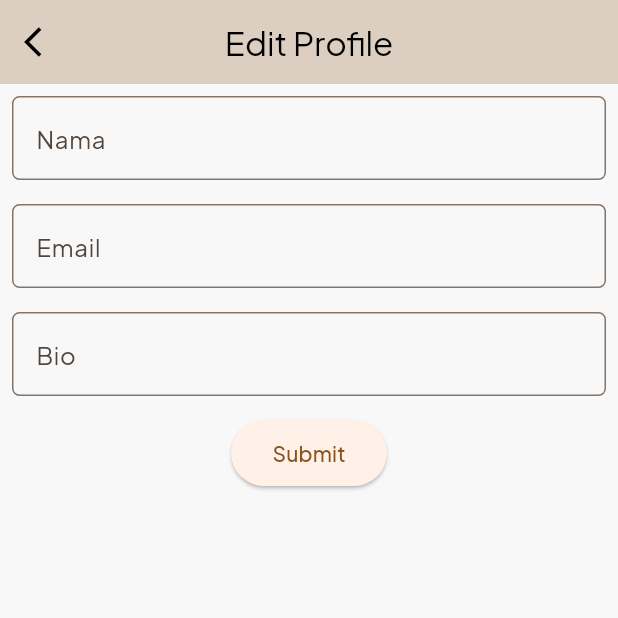
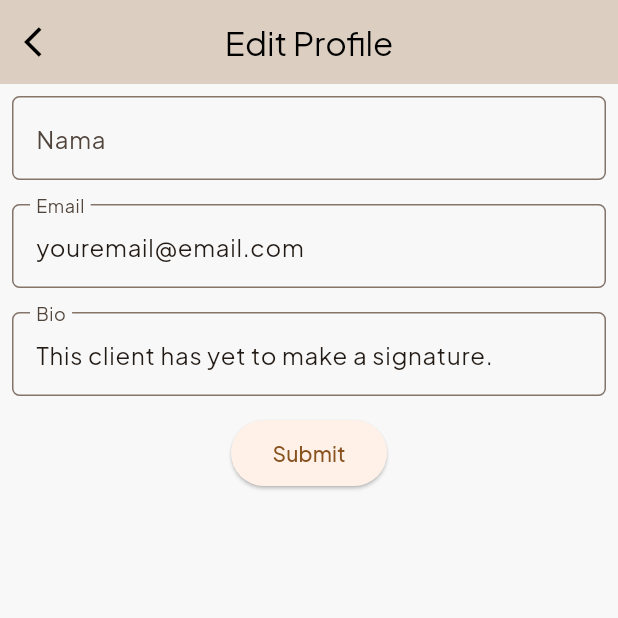
Before and after one commit to D09-PBP2023/bookpals_mobile, a Flutter app: the ProfilePage screen opened directly, after a tap on "Edit", on a phone screen of 412 x 824 dp, the top half of it. Run offline on Flutter 3.47's test engine with Material 2 defaults, Android fonts, the phone set to English and light mode, and no system bars; our stand-ins replace flutter_rating_bar, image_cropper, image_picker, lazy_load_scrollview, shared_preferences; accounts and stored records are empty; network calls fail.

Commit message:
Book request (#7)
* feat: book request
* enhancement

---------

Co-authored-by: MRadhityaUtomo <radhityautomo26@gmail.com>
Co-authored-by: eilalleinat <eilalleinat@gmail.com>
Co-authored-by: ArvinCS <arvinciu86@yahoo.com>
Co-authored-by: Muhammad Radhitya Utomo <124948533+MRadhityaUtomo@users.noreply.github.com>
Co-authored-by: Arvin <36118285+ArvinCS@users.noreply.github.com>

```diff
--- /dev/null
+++ b/devtools_options.yaml
@@ -0,0 +1 @@
+extensions:
--- a/lib/core/bases/models/profile.dart
+++ b/lib/core/bases/models/profile.dart
@@ -47,6 +47,7 @@ class FieldsProfile {
   int favoriteBook2;
   int favoriteBook3;
   List<int> bookmarkedbooks;
+  bool isAdmin;
 
   FieldsProfile({
     required this.user,
@@ -59,6 +60,7 @@ class FieldsProfile {
     required this.favoriteBook2,
     required this.favoriteBook3,
     required this.bookmarkedbooks,
+    required this.isAdmin,
   });
 
   factory FieldsProfile.fromJson(Map<String, dynamic> json) {
@@ -74,6 +76,7 @@ class FieldsProfile {
       favoriteBook2: json["favoriteBook2"] ?? -1,
       favoriteBook3: json["favoriteBook3"] ?? -1,
       bookmarkedbooks: List<int>.from(json["bookmarkedbooks"] ?? []),
+      isAdmin: json["isAdmin"] ?? false,
     );
   }
 
@@ -88,5 +91,6 @@ class FieldsProfile {
         "favoriteBook2": favoriteBook2,
         "favoriteBook3": favoriteBook3,
         "bookmarkedbooks": List<dynamic>.from(bookmarkedbooks.map((x) => x)),
+        "isAdmin": isAdmin,
       };
 }
--- a/lib/core/bases/providers/profile_provider.dart
+++ b/lib/core/bases/providers/profile_provider.dart
@@ -1,4 +1,5 @@
 import 'package:flutter/material.dart';
+
 import '../../../services/api.dart';
 import '../../environments/endpoints.dart';
 import '../models/book.dart';
@@ -19,6 +20,7 @@ class ProfileProvider with ChangeNotifier {
         favoriteBook2: -1,
         favoriteBook3: -1,
         bookmarkedbooks: [],
+        isAdmin: false,
       ));
 
   UserProfile get userProfile => _userProfile;
--- a/lib/core/environments/endpoints.dart
+++ b/lib/core/environments/endpoints.dart
@@ -1,6 +1,6 @@
 class Endpoints {
-  static const baseUrl =
-      'https://bookpals-d09-tk.pbp.cs.ui.ac.id'; // Or change to 'https://bookpals-d09-tk.pbp.cs.ui.ac.id' for production
+  static const baseUrl = 'https://bookpals-d09-tk.pbp.cs.ui.ac.id';
+  // 'http://10.0.2.2:8000'; // Or change to 'https://bookpals-d09-tk.pbp.cs.ui.ac.id' for production
   static const loginUrl = '$baseUrl/login-mobile/';
   static const registerUrl = '$baseUrl/register-mobile/';
   static const logoutUrl = '$baseUrl/logout-mobile/';
@@ -14,7 +14,10 @@ class Endpoints {
   static const getAcceptedSwap = '$baseUrl/get_accepted_book_json/';
   static const getFinishedSwap = '$baseUrl/get_finished_book_json/';
   static const getProfile = '$baseUrl/profileflutter/';
+  // static const getBookRequest = '$baseUrl/request-book-mobile/';
+  static const addBookRequestUrl = '$baseUrl/request-book-mobile/';
   static String editFav(int id) => '$baseUrl/fav-mobile/$id';
+  static const getRequest = '$baseUrl/get-requested-book/';
   static String bookmarkUrl(int id) => '$baseUrl/bookmarkflutter/$id';
   static const editProfile = '$baseUrl/editprofile-mobile/';
   static String searchBooksUrl(String name) =>
--- a/lib/features/main/screens/home_page.dart
+++ b/lib/features/main/screens/home_page.dart
@@ -5,6 +5,7 @@ import '../../../core/theme/color_theme.dart';
 import '../../book-swap/screens/book_swap.dart';
 import '../../book_details/screens/bookmark_page.dart';
 import '../../profile/screens/profile_page.dart';
+import '../../request/screens/book_request.dart';
 import 'catalog_page.dart';
 
 class HomePage extends StatefulWidget {
@@ -19,6 +20,7 @@ class _HomePageState extends State<HomePage> {
   final pages = [
     const CatalogPage(),
     const BookSwap(),
+    const BookRequestScreen(),
     const BookmarkPage(),
     const ProfilePage(),
   ];
@@ -55,6 +57,10 @@ class _HomePageState extends State<HomePage> {
               NavigationDestination(
                 icon: Icon(Icons.swap_horiz),
                 label: 'Book Swap',
+              ),
+              NavigationDestination(
+                icon: Icon(Icons.add_box),
+                label: 'Request',
               ),
               NavigationDestination(
                 icon: Icon(Icons.bookmark),
--- a/lib/features/profile/screens/edit_profile_page.dart
+++ b/lib/features/profile/screens/edit_profile_page.dart
@@ -7,7 +7,14 @@ import '../../../core/theme/color_theme.dart';
 
 class EditProfile extends StatefulWidget {
   final ProfileProvider profileProvider;
-  const EditProfile({super.key, required this.profileProvider});
+  final String? name, email, bio;
+
+  const EditProfile(
+      {super.key,
+      required this.profileProvider,
+      this.name,
+      this.email,
+      this.bio});
   @override
   State<EditProfile> createState() => _EditProfileState();
 }
@@ -17,6 +24,14 @@ class _EditProfileState extends State<EditProfile> {
   String _name = "";
   String _email = "";
   String _bio = "";
+
+  @override
+  void initState() {
+    _name = widget.name ?? "";
+    _email = widget.email ?? "";
+    _bio = widget.bio ?? "";
+    super.initState();
+  }
 
   @override
   Widget build(BuildContext context) {
@@ -50,6 +65,7 @@ class _EditProfileState extends State<EditProfile> {
                     borderRadius: BorderRadius.circular(5.0),
                   ),
                 ),
+                initialValue: _name,
                 onChanged: (String? value) {
                   setState(() {
                     _name = value!;
@@ -73,6 +89,7 @@ class _EditProfileState extends State<EditProfile> {
                     borderRadius: BorderRadius.circular(5.0),
                   ),
                 ),
+                initialValue: _email,
                 onChanged: (String? value) {
                   setState(() {
                     // TODO: Tambahkan variabel yang sesuai
@@ -94,6 +111,7 @@ class _EditProfileState extends State<EditProfile> {
                     borderRadius: BorderRadius.circular(5.0),
                   ),
                 ),
+                initialValue: _bio,
                 onChanged: (String? value) {
                   setState(() {
                     // TODO: Tambahkan variabel yang sesuai
--- a/lib/features/profile/screens/profile_page.dart
+++ b/lib/features/profile/screens/profile_page.dart
@@ -56,6 +56,9 @@ class _ProfilePageState extends State<ProfilePage> {
                       MaterialPageRoute(
                         builder: (context) => EditProfile(
                           profileProvider: profileProvider,
+                          name: profileProvider.userProfile.fields.nickname,
+                          email: profileProvider.userProfile.fields.email,
+                          bio: profileProvider.userProfile.fields.bio,
                         ),
                       ),
                     );
--- /dev/null
+++ b/lib/features/request/models/request.dart
@@ -0,0 +1,111 @@
+// To parse this JSON data, do
+//
+//     final request = requestFromJson(jsonString);
+
+// ignore_for_file: constant_identifier_names
+
+import 'dart:convert';
+
+List<Request> requestFromJson(String str) =>
+    List<Request>.from(json.decode(str).map((x) => Request.fromJson(x)));
+
+String requestToJson(List<Request> data) =>
+    json.encode(List<dynamic>.from(data.map((x) => x.toJson())));
+
+class Request {
+  Model model;
+  int pk;
+  Fields fields;
+
+  Request({
+    required this.model,
+    required this.pk,
+    required this.fields,
+  });
+
+  factory Request.fromJson(Map<String, dynamic> json) => Request(
+        model: modelValues.map[json["model"]]!,
+        pk: json["pk"],
+        fields: Fields.fromJson(json["fields"]),
+      );
+
+  Map<String, dynamic> toJson() => {
+        "model": modelValues.reverse[model],
+        "pk": pk,
+        "fields": fields.toJson(),
+      };
+}
+
+class Fields {
+  String name;
+  String author;
+  String originalLanguage;
+  int yearPublished;
+  int sales;
+  String genre;
+  String coverImage;
+  DateTime requestDateAdded;
+  int user;
+  RequestStatus requestStatus;
+
+  Fields({
+    required this.name,
+    required this.author,
+    required this.originalLanguage,
+    required this.yearPublished,
+    required this.sales,
+    required this.genre,
+    required this.coverImage,
+    required this.requestDateAdded,
+    required this.user,
+    required this.requestStatus,
+  });
+
+  factory Fields.fromJson(Map<String, dynamic> json) => Fields(
+        name: json["name"],
+        author: json["author"],
+        originalLanguage: json["original_language"],
+        yearPublished: json["year_published"],
+        sales: json["sales"],
+        genre: json["genre"],
+        coverImage: json["cover_image"],
+        requestDateAdded: DateTime.parse(json["request_date_added"]),
+        user: json["user"],
+        requestStatus: requestStatusValues.map[json["request_status"]]!,
+      );
+
+  Map<String, dynamic> toJson() => {
+        "name": name,
+        "author": author,
+        "original_language": originalLanguage,
+        "year_published": yearPublished,
+        "sales": sales,
+        "genre": genre,
+        "cover_image": coverImage,
+        "request_date_added": requestDateAdded.toIso8601String(),
+        "user": user,
+        "request_status": requestStatusValues.reverse[requestStatus],
+      };
+}
+
+enum RequestStatus { APPROVED, REJECTED }
+
+final requestStatusValues = EnumValues(
+    {"APPROVED": RequestStatus.APPROVED, "REJECTED": RequestStatus.REJECTED});
+
+enum Model { BOOK_REQUEST_REQUESTBOOK }
+
+final modelValues =
+    EnumValues({"book_request.requestbook": Model.BOOK_REQUEST_REQUESTBOOK});
+
+class EnumValues<T> {
+  Map<String, T> map;
+  late Map<T, String> reverseMap;
+
+  EnumValues(this.map);
+
+  Map<T, String> get reverse {
+    reverseMap = map.map((k, v) => MapEntry(v, k));
+    return reverseMap;
+  }
+}
--- a/lib/main.dart
+++ b/lib/main.dart
@@ -9,6 +9,8 @@ import 'package:provider/provider.dart';
 import 'core/bases/providers/book_provider.dart';
 import 'core/bases/providers/profile_provider.dart';
 import 'features/authentication/providers/auth_provider.dart';
+import 'features/request/providers/bookrequest_provider.dart';
+import 'features/request/providers/submitrequest_provider.dart';
 import 'core/bases/providers/review_provider.dart';
 
 Future<void> main() async {
@@ -29,6 +31,8 @@ class MyApp extends StatelessWidget {
         ChangeNotifierProvider(create: (_) => BookProvider()),
         ChangeNotifierProvider(create: (_) => SwapProvider()),
         ChangeNotifierProvider(create: (_) => ProfileProvider()),
+        ChangeNotifierProvider(create: (_) => BookRequestProvider()),
+        ChangeNotifierProvider(create: (_) => SubmitBookRequestProvider()),
         ChangeNotifierProvider(create: (_) => ReviewProvider()),
       ],
       child: MaterialApp(
--- a/lib/services/api.dart
+++ b/lib/services/api.dart
@@ -1,3 +1,5 @@
+import 'package:http/http.dart';
+
 import 'cookie_request.dart';
 
 class APIHelper {
@@ -26,4 +28,9 @@ class APIHelper {
   static Future<dynamic> post(String url, dynamic data) async {
     return await cookieRequest.post(url, data);
   }
+
+  static Future<dynamic> postWithFiles(
+      String url, dynamic data, List<MultipartFile> files) async {
+    return await cookieRequest.postWithFiles(url, data, files);
+  }
 }
--- a/lib/services/cookie_request.dart
+++ b/lib/services/cookie_request.dart
@@ -128,7 +128,7 @@ class CookieRequest {
     return json.decode(utf8.decode(response.bodyBytes));
   }
 
-  Future<dynamic> postWithImage(
+  Future<dynamic> postWithFiles(
       String url, dynamic data, List<MultipartFile> files) async {
     await init();
     if (kIsWeb) {
@@ -141,10 +141,10 @@ class CookieRequest {
     request.fields.addAll(data);
     request.files.addAll(files);
 
-    var response = await request.send();
+    var response = await http.Response.fromStream(await request.send());
     // await _updateCookie(response.headers);
 
-    return json.decode(utf8.decode(await response.stream.toBytes()));
+    return json.decode(utf8.decode(response.bodyBytes));
   }
 
   Future<dynamic> postJson(String url, dynamic data) async {
--- a/pubspec.yaml
+++ b/pubspec.yaml
@@ -16,7 +16,7 @@ publish_to: "none" # Remove this line if you wish to publish to pub.dev
 # https://developer.apple.com/library/archive/documentation/General/Reference/InfoPlistKeyReference/Articles/CoreFoundationKeys.html
 # In Windows, build-name is used as the major, minor, and patch parts
 # of the product and file versions while build-number is used as the build suffix.
-version: 1.2.0+5
+version: 1.3.0+6
 
 environment:
   sdk: ">=3.0.5 <4.0.0"
@@ -42,6 +42,8 @@ dependencies:
   flutter_rating_bar: ^4.0.1
   intl: ^0.19.0
   email_validator: "^2.1.16"
+  image_picker: ^1.0.5
+  image_cropper: ^5.0.1
 
 dev_dependencies:
   flutter_test:
```
Also changed, not shown: lib/features/book-swap/screens/book_swap.dart (+28 -0 lines), lib/features/book_details/screens/bookmark_page.dart (+2 -14 lines), lib/features/request/providers/bookrequest_provider.dart (added, +32 -0 lines), lib/features/request/providers/getrequest_provider.dart (added, +20 -0 lines), lib/features/request/providers/submitrequest_provider.dart (added, +22 -0 lines), lib/features/request/screens/book_request.dart (added, +265 -0 lines), lib/features/request/screens/list_request.dart (added, +38 -0 lines), pubspec.lock, 7 other files.
